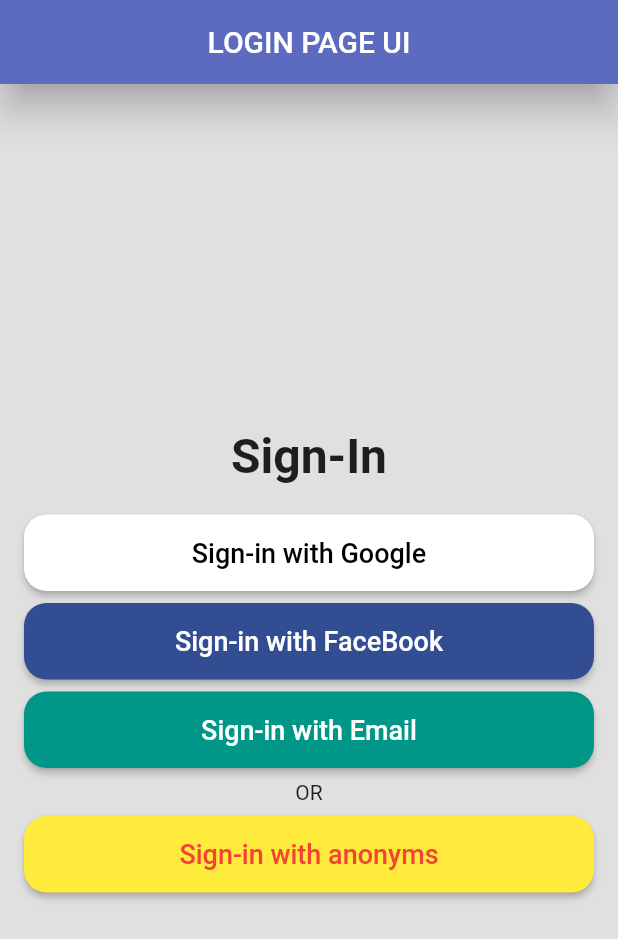
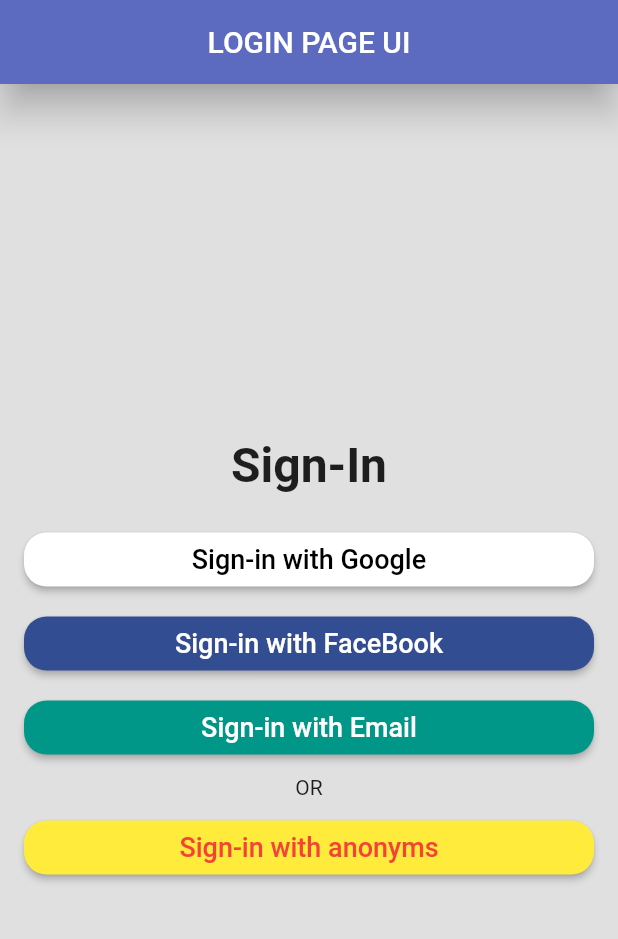
Before and after one commit to SABARISG06/LoginUIFLutter, a Flutter app: the screen it shows after launch, on a phone screen of 412 x 824 dp. Shown: the top 939 px of the screen. Run offline on Flutter 3.47's test engine with Material 2 defaults, Android fonts, the phone set to English and light mode, and no system bars.

Commit message:
properties added

```diff
--- a/lib/custombuttonwid/elevatedbu.dart
+++ b/lib/custombuttonwid/elevatedbu.dart
@@ -7,31 +7,35 @@
     required this.bgcolor,
     required this.borderRadius,
     required this.onPressed,
-    required this.padding,
+    //  this.padding,
     required this.fgcolor,
+    required this.height,
   }) : super(key: key);
 
-  final Widget child;
-  final Color bgcolor;
+  final Widget? child;
+  final Color? bgcolor;
   final double borderRadius;
-  final VoidCallback onPressed;
-  final double padding;
-  final Color fgcolor;
-  // final Colors colors;
+  final VoidCallback? onPressed;
+  // final double? padding;
+  final Color? fgcolor;
+  final double? height;
 
   @override
   Widget build(BuildContext context) {
-    return ElevatedButton(
+    return SizedBox(
+      height: height,
+      child: ElevatedButton(
         style: ElevatedButton.styleFrom(
           backgroundColor: bgcolor,
           foregroundColor: fgcolor,
-        padding: EdgeInsets.all(padding),
+          // padding: EdgeInsets.all(padding),
           shape: RoundedRectangleBorder(
             borderRadius: BorderRadius.circular(borderRadius),
           ),
         ),
         onPressed: onPressed,
         child: child,
+      ),
     );
   }
 }
```
Lines whose indentation alone changed are shown as unchanged.
